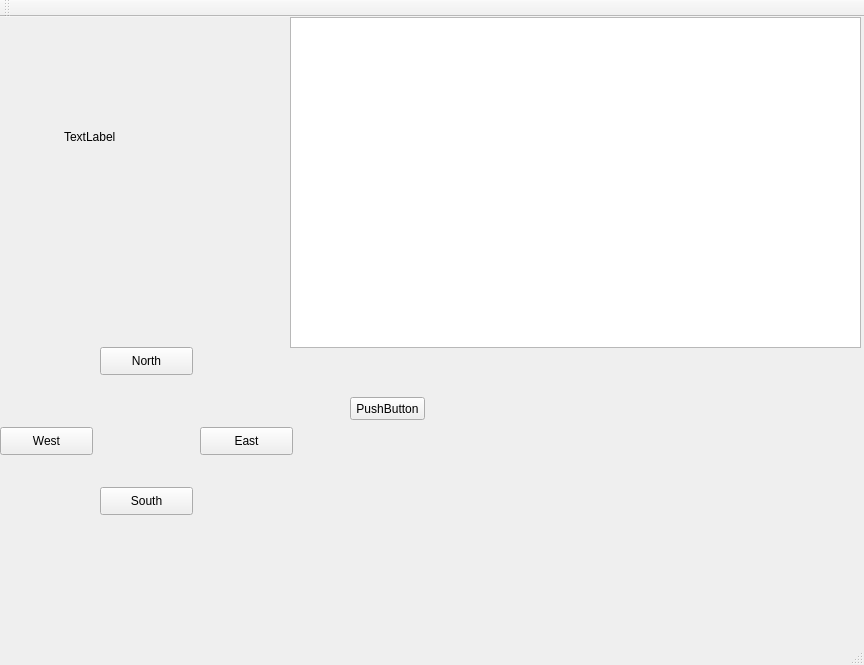
The window that mainwindow.ui (Colum-Mullally/Zork) describes before a commit, drawn with Qt 5.
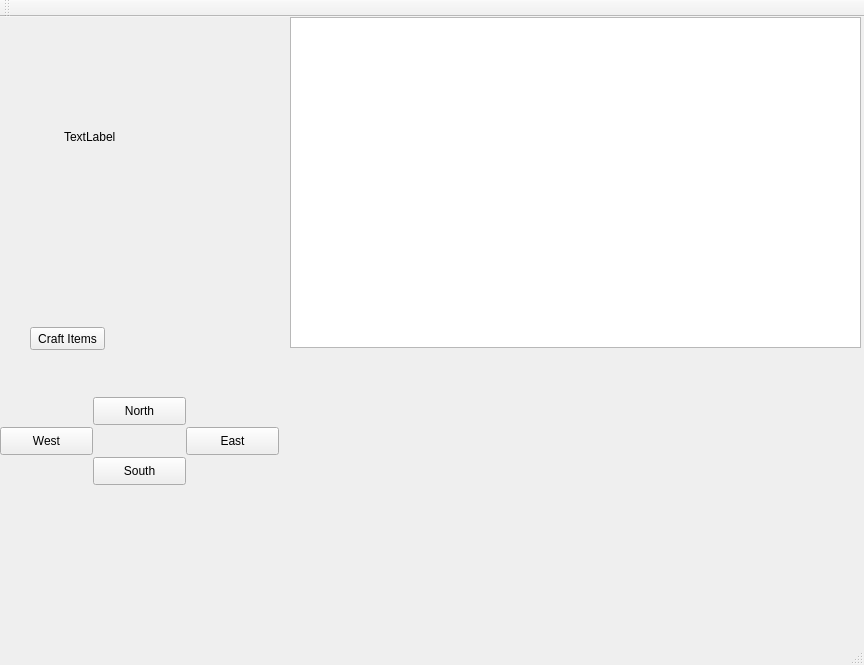
The same window after the commit.

```diff
--- a/mainwindow.ui
+++ b/mainwindow.ui
@@ -35,8 +35,8 @@
    <widget class="QPushButton" name="NorthBtn">
     <property name="geometry">
      <rect>
-      <x>100</x>
-      <y>330</y>
+      <x>93</x>
+      <y>380</y>
       <width>93</width>
       <height>28</height>
      </rect>
@@ -48,7 +48,7 @@
    <widget class="QPushButton" name="EastBtn">
     <property name="geometry">
      <rect>
-      <x>200</x>
+      <x>186</x>
       <y>410</y>
       <width>93</width>
       <height>28</height>
@@ -74,8 +74,8 @@
    <widget class="QPushButton" name="SouthBtn">
     <property name="geometry">
      <rect>
-      <x>100</x>
-      <y>470</y>
+      <x>93</x>
+      <y>440</y>
       <width>93</width>
       <height>28</height>
      </rect>
@@ -116,23 +116,23 @@
    <widget class="QPushButton" name="pushButton">
     <property name="geometry">
      <rect>
-      <x>350</x>
-      <y>380</y>
+      <x>30</x>
+      <y>310</y>
       <width>75</width>
       <height>23</height>
      </rect>
     </property>
     <property name="text">
-     <string>PushButton</string>
+     <string>Craft Items</string>
     </property>
    </widget>
    <widget class="QWidget" name="gridLayoutWidget">
     <property name="geometry">
      <rect>
-      <x>0</x>
+      <x>290</x>
       <y>0</y>
-      <width>291</width>
-      <height>271</height>
+      <width>431</width>
+      <height>331</height>
      </rect>
     </property>
     <layout class="QGridLayout" name="mapLayout"/>
```
Left out of the diff: 12 changed lines with no effect on the pictures.
